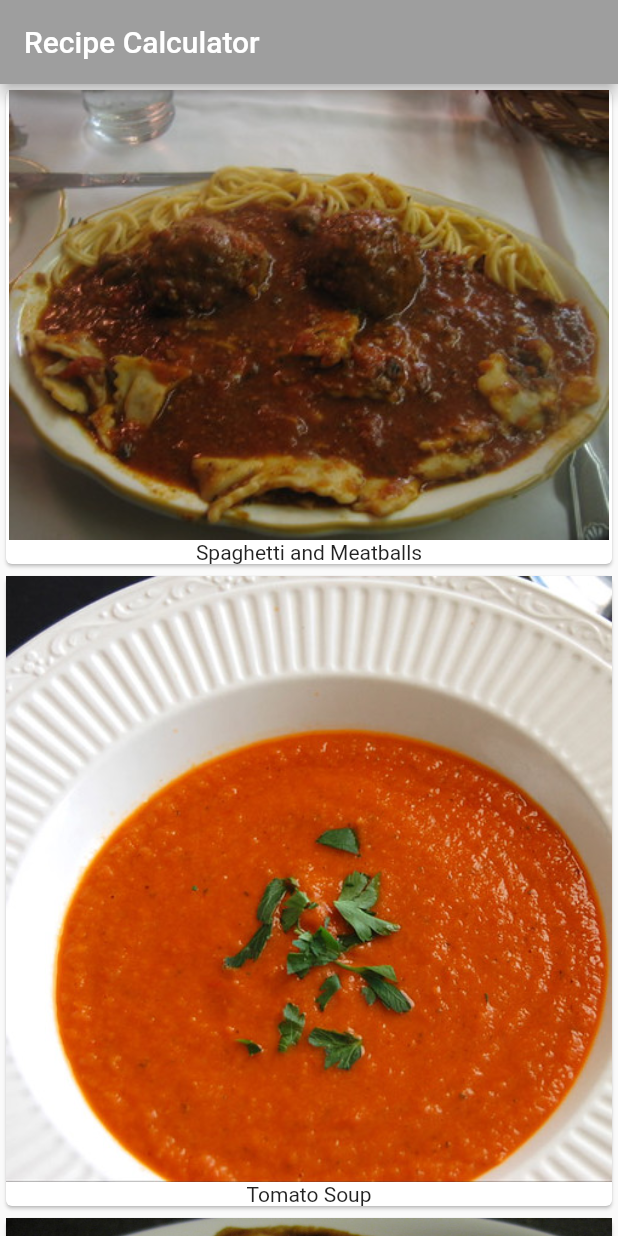
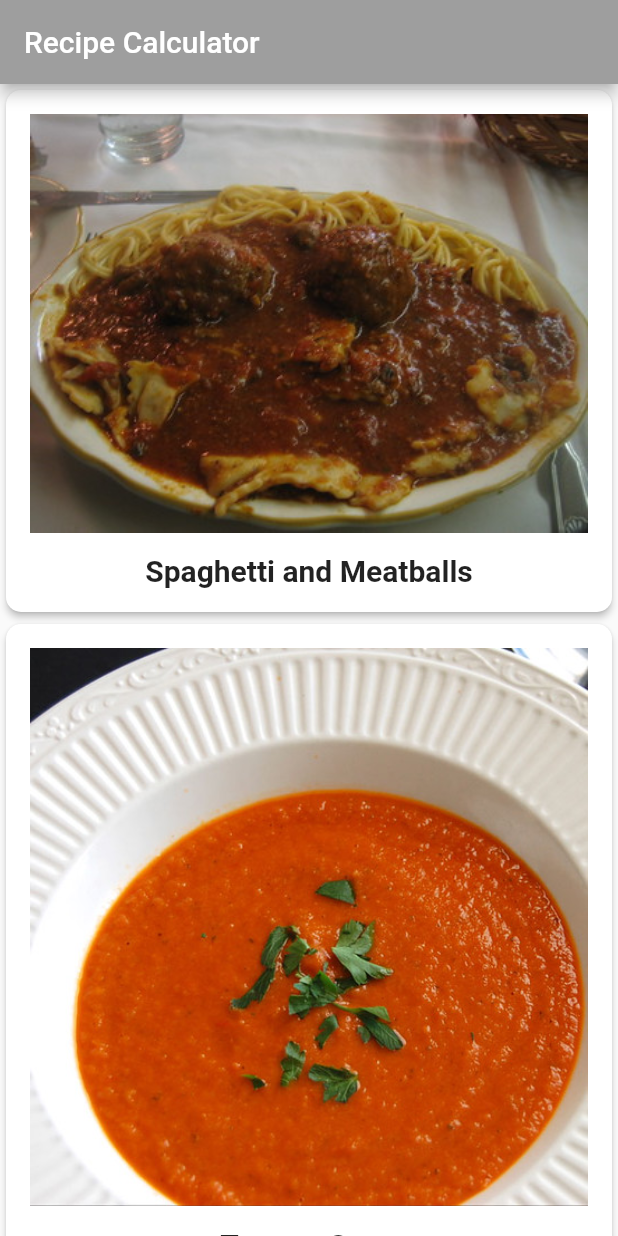
Before and after one commit to micedreams/flutterApprentice-, a Flutter app: the screen it shows after launch, on a phone screen of 412 x 824 dp. Run offline on Flutter 3.47's test engine with Material 2 defaults, Android fonts, the phone set to English and light mode, and no system bars; Roboto replaces fonts that are missing (Palatino).

Commit message:
Making it look nice

```diff
--- a/recipes/lib/my_home_page.dart
+++ b/recipes/lib/my_home_page.dart
@@ -29,11 +29,26 @@ class _MyHomePageState extends State<MyHomePage> {
 
   Widget buildRecipeCard(Recipe recipe) {
     return Card(
-      child: Column(
-        children: <Widget>[
-          Image(image: AssetImage(recipe.imageUrl)),
-          Text(recipe.label),
-        ],
+      elevation: 2.0,
+      shape: RoundedRectangleBorder(borderRadius: BorderRadius.circular(10.0)),
+      child: Padding(
+        padding: const EdgeInsets.all(16.0),
+        child: Column(
+          children: <Widget>[
+            Image(image: AssetImage(recipe.imageUrl)),
+            const SizedBox(
+              height: 14.0,
+            ),
+            Text(
+              recipe.label,
+              style: const TextStyle(
+                fontSize: 20.0,
+                fontWeight: FontWeight.w700,
+                fontFamily: 'Palatino',
+              ),
+            )
+          ],
+        ),
       ),
     );
   }
```
